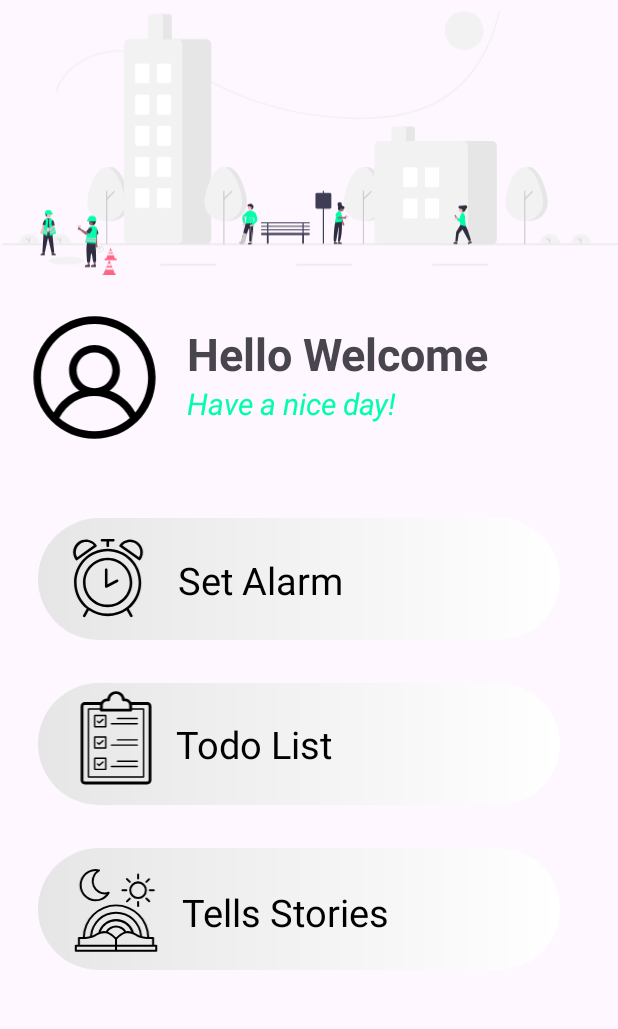
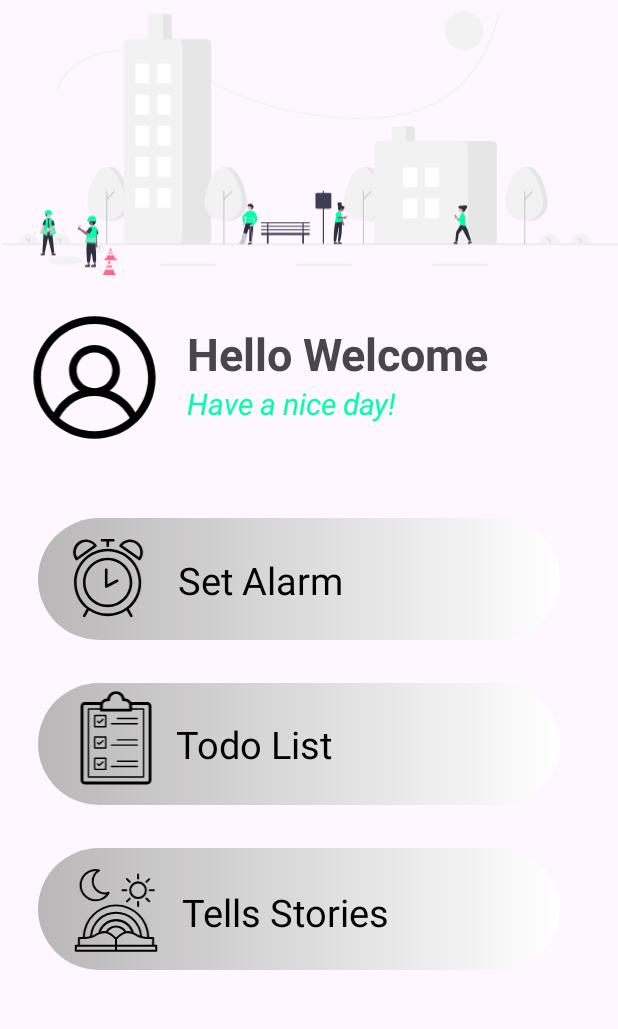
Before and after one commit to tbtuyentuyen/MyClock, an Android app: the MainActivity screen opened directly, with no data from a screen before it, on a phone screen of 412 x 824 dp, the part 127-1156 px from its top. Run offline under Robolectric (Android 15) with nearby library versions, the phone set to English and light mode, and no system bars; our stand-ins replace Firebase (no records; nobody signed in at launch, a user with empty details on screens opened directly).

Commit message:
change color button in main activity

```diff
--- a/app/src/main/res/drawable/custom_color.xml
+++ b/app/src/main/res/drawable/custom_color.xml
@@ -3,7 +3,7 @@
     android:shape="rectangle"
     xmlns:android="http://schemas.android.com/apk/res/android">
 
-    <gradient android:startColor="#E6E6E6"
+    <gradient android:startColor="#B9B7B7"
         android:endColor="@color/white"/>
 
     <corners
```
